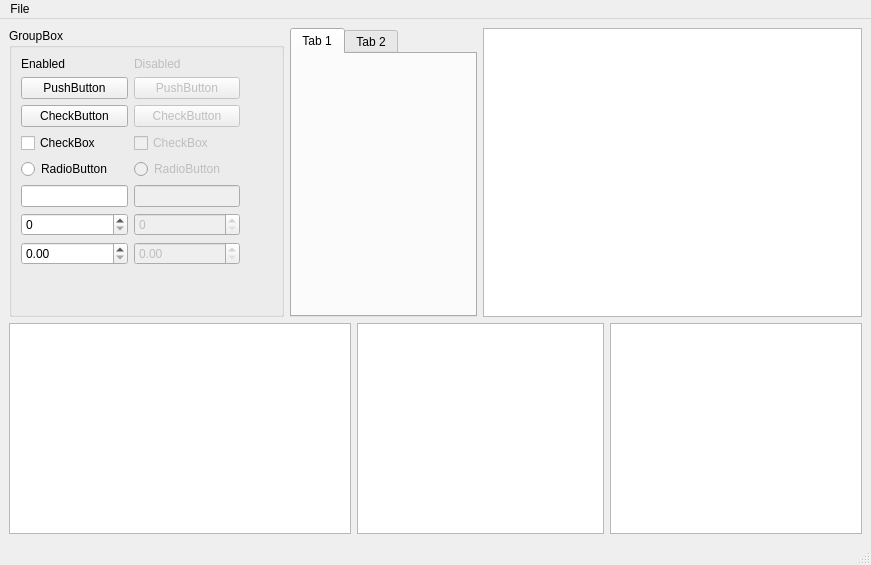
The window that Tools/Editor/guitest.ui (marcellfischbach/CobaltSKY) describes before a commit, drawn with Qt 5.
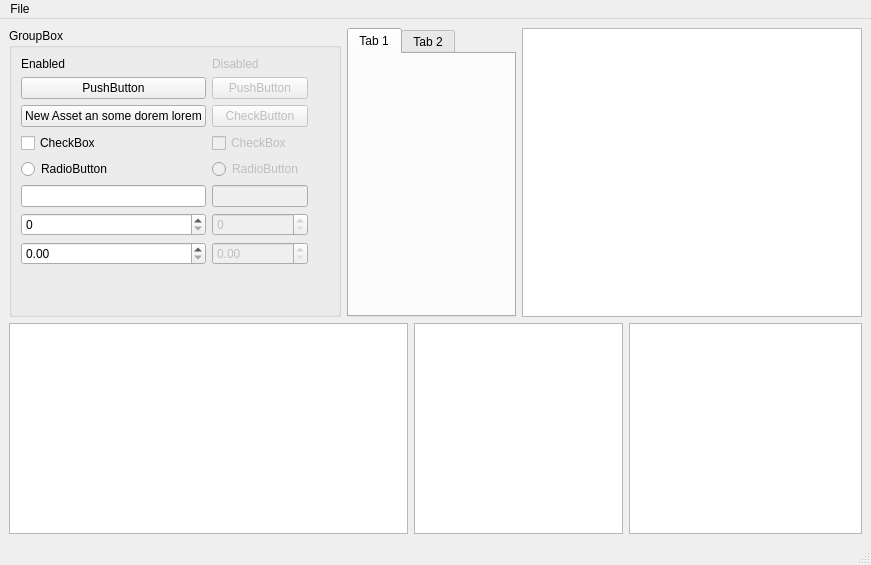
The same window after the commit.

The edit to the form file:
```diff
--- a/Tools/Editor/guitest.ui
+++ b/Tools/Editor/guitest.ui
@@ -20,6 +20,12 @@
       <property name="title">
        <string>GroupBox</string>
       </property>
+      <property name="flat">
+       <bool>true</bool>
+      </property>
+      <property name="checkable">
+       <bool>false</bool>
+      </property>
       <layout class="QGridLayout" name="gridLayout">
        <item row="0" column="0">
         <widget class="QLabel" name="label">
@@ -81,7 +87,7 @@
        <item row="2" column="0">
         <widget class="QPushButton" name="pushButton_2">
          <property name="text">
-          <string>CheckButton</string>
+          <string>New Asset an some dorem lorem</string>
          </property>
          <property name="checkable">
           <bool>true</bool>
```
